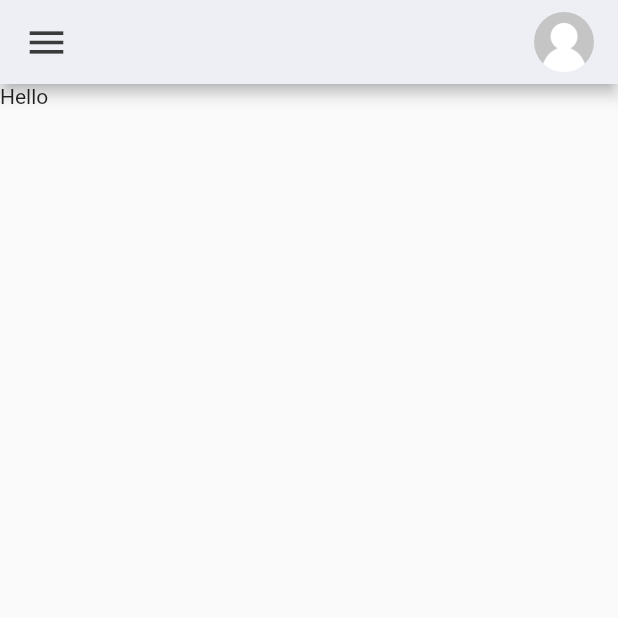
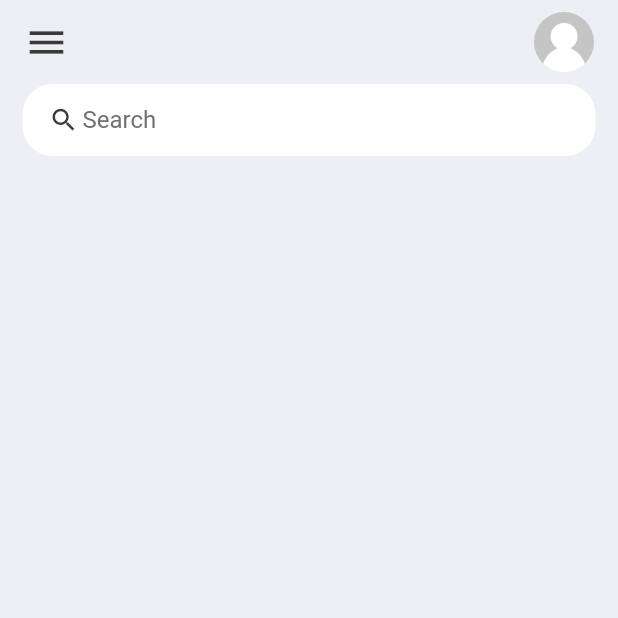
Before and after one commit to taleshrocha/todolist-flutter, a Flutter app: the screen it shows after launch, on a phone screen of 412 x 824 dp, the top half of it. Run offline on Flutter 3.47's test engine with Material 2 defaults, Android fonts, the phone set to English and light mode, and no system bars.

Commit message:
Added search box

```diff
--- a/todolist/lib/screens/home.dart
+++ b/todolist/lib/screens/home.dart
@@ -7,7 +7,51 @@ class Home extends StatelessWidget {
   @override
   Widget build(BuildContext context) {
     return Scaffold(
-      appBar: AppBar(
+      backgroundColor: colorsBg,
+      appBar: _buildAppBar(),
+      body: Container(
+        padding: EdgeInsets.symmetric(horizontal: 15),
+        child: Column(
+          children: [
+            searchBox(),
+          ],
+        ),
+      ),
+    );
+  }
+
+  Widget searchBox() {
+    return Container(
+      padding: EdgeInsets.symmetric(horizontal: 15),
+      decoration: BoxDecoration(
+        color: Colors.white,
+        borderRadius: BorderRadius.circular(20),
+      ),
+      child: TextField(
+        decoration: InputDecoration(
+          contentPadding: EdgeInsets.all(0),
+          prefixIcon: Icon(
+            Icons.search,
+            color: colorsBlack,
+            size: 20,
+          ),
+          prefixIconConstraints: BoxConstraints(
+            maxHeight: 20,
+            minWidth: 25,
+          ),
+          border: InputBorder.none,
+          hintText: 'Search',
+          hintStyle: TextStyle(
+            color: colorsGrey,
+          ),
+        ),
+      ),
+    );
+  }
+
+  AppBar _buildAppBar() {
+    return AppBar(
+      shadowColor: Colors.transparent,
       backgroundColor: colorsBg,
       title: Row(
         mainAxisAlignment: MainAxisAlignment.spaceBetween,
@@ -27,10 +71,6 @@ class Home extends StatelessWidget {
           ),
         ],
       ),
-      ),
-      body: Container(
-        child: Text('Hello'),
-      ),
     );
   }
 }
```
Lines whose indentation alone changed are shown as unchanged.
